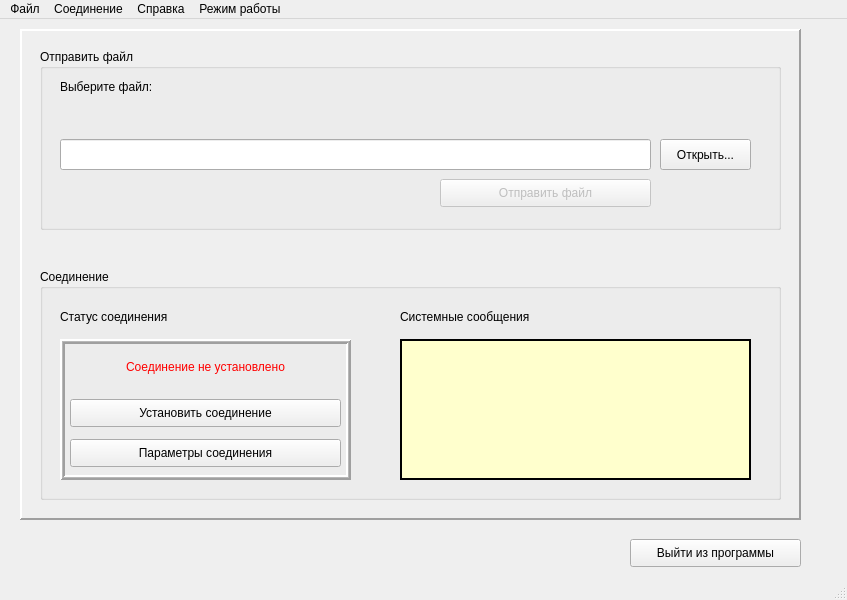
Qt form first/mainwindow.ui (slmir/test) before a commit.
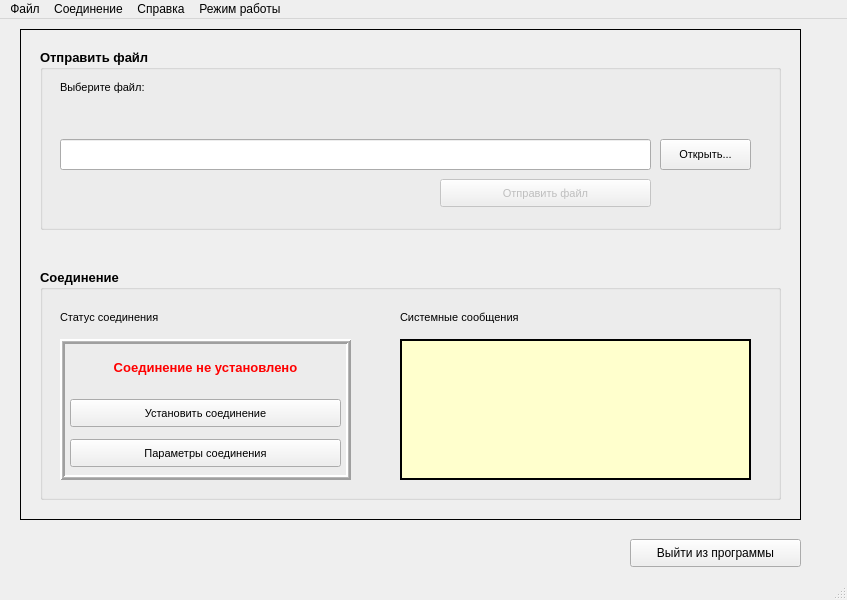
The same form after that commit.

Diff of the .ui file:
```diff
--- a/first/mainwindow.ui
+++ b/first/mainwindow.ui
@@ -27,10 +27,10 @@
      <enum>QFrame::Panel</enum>
     </property>
     <property name="frameShadow">
-     <enum>QFrame::Raised</enum>
+     <enum>QFrame::Plain</enum>
     </property>
     <property name="lineWidth">
-     <number>2</number>
+     <number>1</number>
     </property>
     <property name="midLineWidth">
      <number>1</number>
@@ -44,9 +44,19 @@
        <height>231</height>
       </rect>
      </property>
+     <property name="font">
+      <font>
+       <pointsize>10</pointsize>
+       <weight>75</weight>
+       <bold>true</bold>
+      </font>
+     </property>
      <property name="title">
       <string>Соединение</string>
      </property>
+     <property name="flat">
+      <bool>false</bool>
+     </property>
      <widget class="QFrame" name="frame_3">
       <property name="geometry">
        <rect>
@@ -99,6 +109,13 @@
          <height>28</height>
         </rect>
        </property>
+       <property name="font">
+        <font>
+         <pointsize>8</pointsize>
+         <weight>50</weight>
+         <bold>false</bold>
+        </font>
+       </property>
        <property name="text">
         <string>Установить соединение</string>
        </property>
@@ -112,6 +129,13 @@
          <height>28</height>
         </rect>
        </property>
+       <property name="font">
+        <font>
+         <pointsize>8</pointsize>
+         <weight>50</weight>
+         <bold>false</bold>
+        </font>
+       </property>
        <property name="text">
         <string>Параметры соединения</string>
        </property>
@@ -126,6 +150,13 @@
         <height>16</height>
        </rect>
       </property>
+      <property name="font">
+       <font>
+        <pointsize>8</pointsize>
+        <weight>50</weight>
+        <bold>false</bold>
+       </font>
+      </property>
       <property name="text">
        <string>Статус соединения</string>
       </property>
@@ -164,6 +195,13 @@
         <height>16</height>
        </rect>
       </property>
+      <property name="font">
+       <font>
+        <pointsize>8</pointsize>
+        <weight>50</weight>
+        <bold>false</bold>
+       </font>
+      </property>
       <property name="text">
        <string>Системные сообщения</string>
       </property>
@@ -178,9 +216,19 @@
        <height>181</height>
       </rect>
      </property>
+     <property name="font">
+      <font>
+       <pointsize>10</pointsize>
+       <weight>75</weight>
+       <bold>true</bold>
+      </font>
+     </property>
      <property name="title">
       <string>Отправить файл</string>
      </property>
+     <property name="flat">
+      <bool>false</bool>
+     </property>
      <widget class="QPushButton" name="Send_file_button">
       <property name="enabled">
        <bool>false</bool>
@@ -193,6 +241,13 @@
         <height>28</height>
        </rect>
       </property>
+      <property name="font">
+       <font>
+        <pointsize>8</pointsize>
+        <weight>50</weight>
+        <bold>false</bold>
+       </font>
+      </property>
       <property name="text">
        <string>Отправить файл</string>
       </property>
@@ -225,6 +280,13 @@
         <height>16</height>
        </rect>
       </property>
+      <property name="font">
+       <font>
+        <pointsize>8</pointsize>
+        <weight>50</weight>
+        <bold>false</bold>
+       </font>
+      </property>
       <property name="text">
        <string>Выберите файл:</string>
       </property>
@@ -238,6 +300,13 @@
         <height>31</height>
        </rect>
       </property>
+      <property name="font">
+       <font>
+        <pointsize>8</pointsize>
+        <weight>50</weight>
+        <bold>false</bold>
+       </font>
+      </property>
       <property name="text">
        <string>Открыть...</string>
       </property>
```
Left out of the diff: 4 changed lines with no effect on the pictures.
